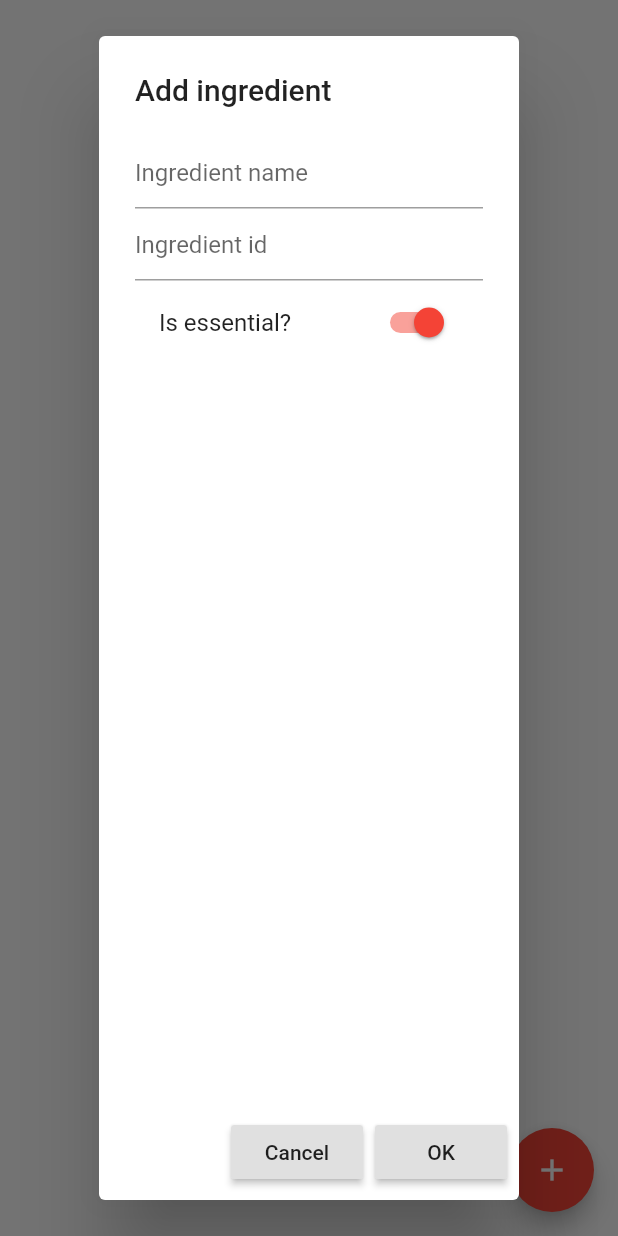
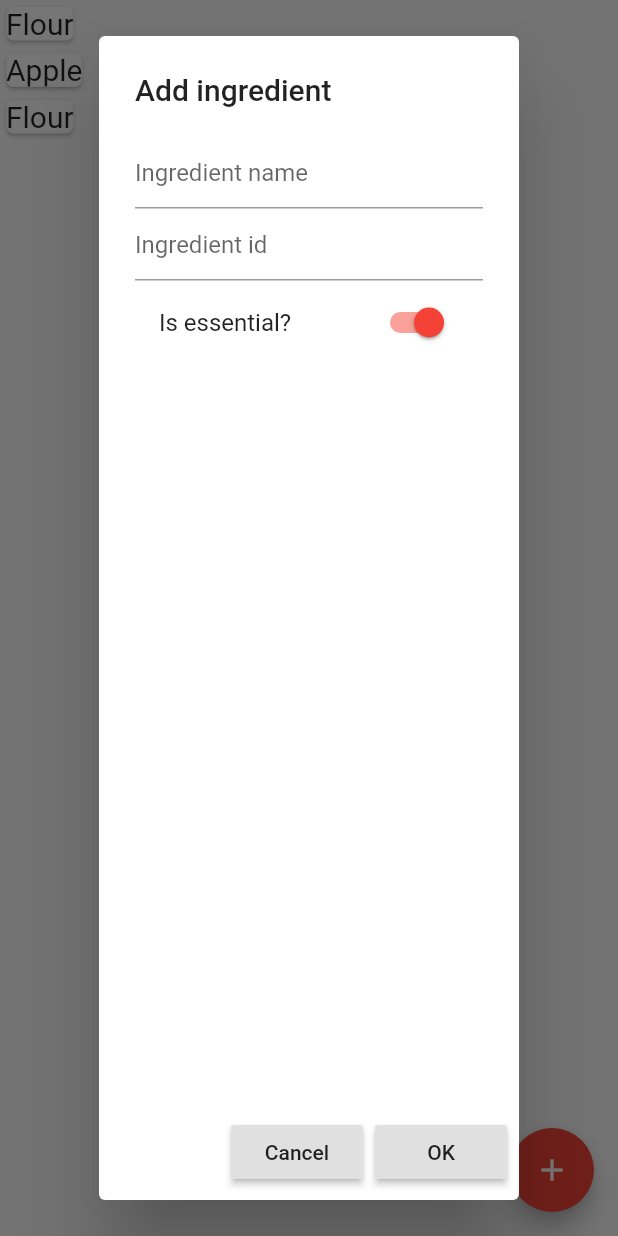
Before and after one commit to AmrMonzir/munchy, a Flutter app: the RecipesScreen screen opened by its route, after a tap on the "add" icon, on a phone screen of 412 x 824 dp. Run offline on Flutter 3.47's test engine with Material 2 defaults, Android fonts, the phone set to English and light mode, and no system bars; our stand-ins replace firebase_auth, firebase_core, modal_progress_hud, persistent_bottom_nav_bar, sqflite; accounts and stored records are empty.

Commit message:
Can now display, add, and remove items from database using the BloC pattern, it works under the recipe page which needs refactoring and transfering that logic to another page, also I need to create a widget for Ingredients to display in a beautiful way, as well as recipes.

```diff
--- a/lib/bloc/ing_bloc.dart
+++ b/lib/bloc/ing_bloc.dart
@@ -9,7 +9,7 @@ class IngredientBloc {
   //Get instance of the Repository
   final _ingRepository = IngredientRepository();
 
-  final _ingredientController = StreamController<Ingredient>.broadcast();
+  final _ingredientController = StreamController<List<Ingredient>>.broadcast();
   // StreamSink<Ingredient> get _ingSink => _stateStreamController.sink;
   // Stream<Ingredient> get ingStream => _stateStreamController.stream;
 
@@ -26,12 +26,15 @@ class IngredientBloc {
   getIngs({String query}) async {
     //sink is a way of adding data reactive-ly to the stream
     //by registering a new event
+    // _ingredientController.sink
+    //     .add(await _ingRepository.getAllIngs(query: query));
     _ingredientController.sink
         .add(await _ingRepository.getAllIngs(query: query));
   }
 
   addIng(Ingredient ingredient) async {
     await _ingRepository.insertIng(ingredient);
+    getIngs();
   }
 
   updateTodo(Ingredient ingredient) async {
@@ -39,7 +42,7 @@ class IngredientBloc {
     getIngs();
   }
 
-  deleteTodoById(int id) async {
+  deleteIngById(int id) async {
     _ingRepository.deleteIngById(id);
     getIngs();
   }
--- a/lib/database.dart
+++ b/lib/database.dart
@@ -1,4 +1,5 @@
 import 'dart:io';
+import 'package:flutter/material.dart';
 import 'package:munchy/model/ingredient.dart';
 import 'package:path_provider/path_provider.dart';
 import 'package:sqflite/sqflite.dart';
@@ -39,17 +40,17 @@ class DBProvider {
       version: 1,
       onOpen: (db) {},
       onCreate: (Database db, int version) async {
-        await db.execute("CREATE TABLE $TABLE_INGREDIENTS ("
-            "$COLUMN_ING_ID INTEGER PRIMARY KEY,"
-            "$COLUMN_ING_NAME TEXT"
-            "$COLUMN_ING_ISESSENTIAL INTEGER"
-            ")");
-        await db.execute("CREATE TABLE $TABLE_FRIDGES ("
-            "$COLUMN_FRG_ID INTEGER PRIMARY KEY,"
-            "$COLUMN_FIRST_MEMBER TEXT,"
-            "$COLUMN_SECOND_MEMBER TEXT,"
-            "$COLUMN_INGREDIENTS TEXT"
-            ")");
+        await db.execute('''CREATE TABLE $TABLE_INGREDIENTS (
+            $COLUMN_ING_ID INTEGER PRIMARY KEY,
+            $COLUMN_ING_NAME TEXT,
+            $COLUMN_ING_ISESSENTIAL INTEGER)''');
+
+        await db.rawInsert(
+            'INSERT INTO $TABLE_INGREDIENTS ($COLUMN_ING_NAME, $COLUMN_ING_ISESSENTIAL) VALUES ("Flour", 1)');
+        await db.rawInsert(
+            'INSERT INTO $TABLE_INGREDIENTS ($COLUMN_ING_NAME, $COLUMN_ING_ISESSENTIAL) VALUES ("Apple", 1)');
+        await db.rawInsert(
+            'INSERT INTO $TABLE_INGREDIENTS ($COLUMN_ING_NAME, $COLUMN_ING_ISESSENTIAL) VALUES ("Flour", 1)');
       },
     );
   }
@@ -112,3 +113,10 @@ class DBProvider {
 //   //   return fridge;
 //   // }
 }
+
+// await db.execute("CREATE TABLE $TABLE_FRIDGES ("
+//     "$COLUMN_FRG_ID INTEGER PRIMARY KEY,"
+//     "$COLUMN_FIRST_MEMBER TEXT,"
+//     "$COLUMN_SECOND_MEMBER TEXT,"
+//     "$COLUMN_INGREDIENTS TEXT"
+//     ")");
--- a/lib/model/ing_dao.dart
+++ b/lib/model/ing_dao.dart
@@ -9,8 +9,13 @@ class IngredientsDao {
   //Adds new ingredients
   Future<int> createIng(Ingredient ingredient) async {
     final db = await dbProvider.database;
-    var result =
-        db.insert(DBProvider.TABLE_INGREDIENTS, ingredient.toDatabaseJson());
+    var result = await db.insert(
+        DBProvider.TABLE_INGREDIENTS, ingredient.toDatabaseJson());
+
+    await db.rawQuery('SELECT * FROM ingredients').then((value) {
+      print(value.toString());
+    });
+
     return result;
   }
 
--- a/lib/model/ingredient.dart
+++ b/lib/model/ingredient.dart
@@ -1,8 +1,6 @@
-import 'package:munchy/database.dart';
-
 final String idColumn = 'id';
 final String nameColumn = 'name';
-final String isEssentialColmun = "is_essential";
+final String isEssentialColumn = "is_essential";
 
 class Ingredient {
   final String name;
@@ -48,7 +46,7 @@ class Ingredient {
 
         id: data[idColumn],
         name: data[nameColumn],
-        isEssential: data[isEssentialColmun] == 0 ? false : true,
+        isEssential: data[isEssentialColumn] == 0 ? false : true,
       );
 
   Map<String, dynamic> toDatabaseJson() => {
@@ -57,6 +55,6 @@ class Ingredient {
 
         idColumn: this.id,
         nameColumn: this.name,
-        isEssentialColmun: this.isEssential == false ? 0 : 1,
+        isEssentialColumn: this.isEssential == false ? 0 : 1,
       };
 }
--- a/lib/screens/recipes_screen.dart
+++ b/lib/screens/recipes_screen.dart
@@ -2,6 +2,7 @@ import 'package:flutter/material.dart';
 import 'package:munchy/bloc/ing_bloc.dart';
 import 'package:munchy/constants.dart';
 import 'package:munchy/database.dart';
+import 'package:munchy/model/ing_dao.dart';
 import 'package:munchy/model/ingredient.dart';
 
 class RecipesScreen extends StatefulWidget {
@@ -20,7 +21,8 @@ class _RecipesScreenState extends State<RecipesScreen> {
   TextEditingController _controller1;
   TextEditingController _controller2;
 
-  IngredientBloc ingredientBloc = IngredientBloc();
+  final IngredientBloc ingredientBloc = IngredientBloc();
+  final DismissDirection _dismissDirection = DismissDirection.horizontal;
 
   @override
   void initState() {
@@ -29,27 +31,12 @@ class _RecipesScreenState extends State<RecipesScreen> {
     _controller1 = TextEditingController();
     _controller2 = TextEditingController();
     _scrollController = ScrollController();
-    ingredientBloc.addIng(Ingredient(id: 0, name: "asd"));
-    // setState(() {
-    //   ingList = ingredientBloc.getIngs();
-    // });
   }
 
   @override
   void dispose() {
     ingredientBloc.dispose();
     super.dispose();
-  }
-
-  List<Text> IngTextWidgets() {
-    List<Text> list = [];
-    for (var ing in ingList) {
-      setState(() {
-        list.add(Text(ing.name));
-        print(list.toString());
-      });
-    }
-    return list;
   }
 
   @override
@@ -64,17 +51,78 @@ class _RecipesScreenState extends State<RecipesScreen> {
           }),
       body: StreamBuilder(
         stream: ingredientBloc.ings,
-        builder: (context, snapshot) {
-          if (snapshot.hasData) {
-            return Text("${snapshot.data}");
-          }
-          if (snapshot.hasError) {
-            return Text("${snapshot.error}");
-          }
-          return Center(child: Text("No data yet"));
+        builder:
+            (BuildContext context, AsyncSnapshot<List<Ingredient>> snapshot) {
+          return getIngsWidget(snapshot);
+          // if (snapshot.hasData) {
+          //   return Center(child: Text("${snapshot.data.toString()}"));
+          // } else {
+          //   return Center(
+          //     child: Text("No data yet"),
+          //   );
+          // }
         },
       ),
     );
+  }
+
+  Widget getIngsWidget(AsyncSnapshot<List<Ingredient>> snapshot) {
+    if (snapshot.hasData) {
+      // return Text("${snapshot.data.toString()}");
+      return snapshot.data.length != 0
+          ? ListView.builder(
+              itemCount: snapshot.data.length,
+              itemBuilder: (context, itemPosition) {
+                Ingredient ing = snapshot.data[itemPosition];
+                final Widget dismissibleCard = new Dismissible(
+                  background: Container(
+                    child: Padding(
+                      padding: EdgeInsets.only(left: 10),
+                      child: Align(
+                        alignment: Alignment.centerLeft,
+                        child: Text(
+                          "Deleting",
+                          style: TextStyle(color: Colors.white),
+                        ),
+                      ),
+                    ),
+                    color: Colors.redAccent,
+                  ),
+                  onDismissed: (direction) {
+                    /*The magic
+                    delete Ingredient item by ID whenever
+                    the card is dismissed
+                    */
+                    ingredientBloc.deleteIngById(ing.id);
+                  },
+                  direction: _dismissDirection,
+                  key: new ObjectKey(ing),
+                  child: Card(
+                      shape: RoundedRectangleBorder(
+                        side: BorderSide(color: Colors.grey[200], width: 0.5),
+                        borderRadius: BorderRadius.circular(5),
+                      ),
+                      color: Colors.white,
+                      child: Text(
+                        ing.name,
+                        style: TextStyle(
+                          fontSize: 20,
+                        ),
+                      )),
+                );
+                return dismissibleCard;
+              },
+            )
+          : Container(
+              child: Center(
+                child: Text("No Ings"),
+              ),
+            );
+    }
+    if (snapshot.hasError) {
+      return Text("${snapshot.error}");
+    }
+    return Center(child: Text("No data yet"));
   }
 
   void _getAlertDialogue() {
```
